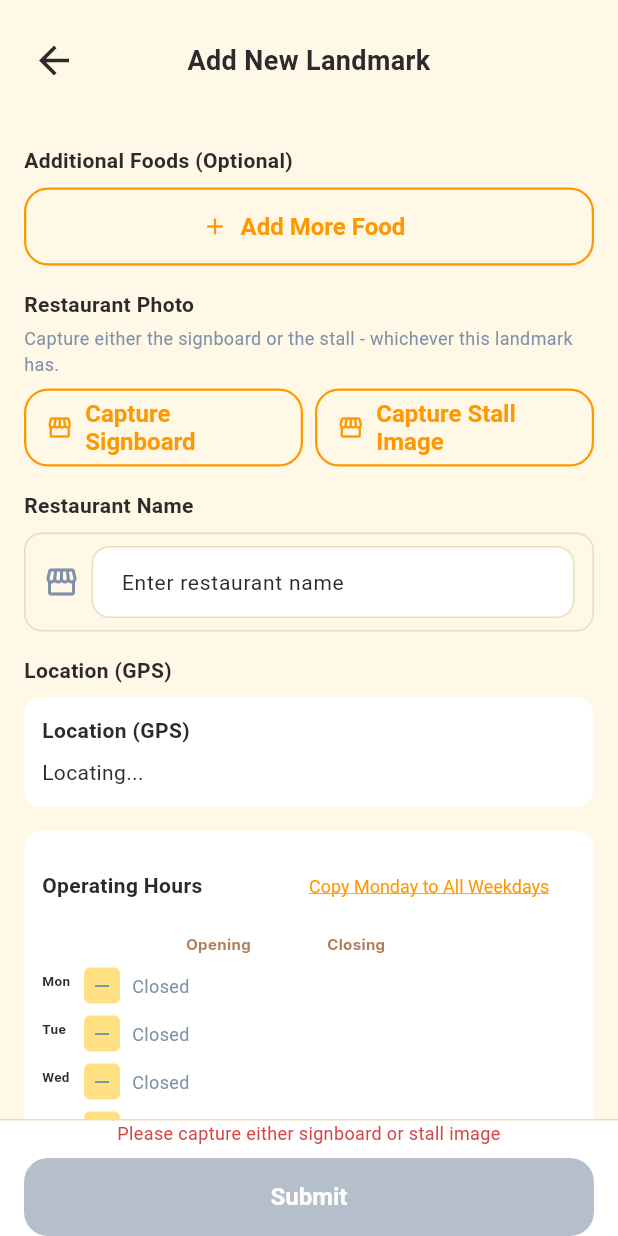
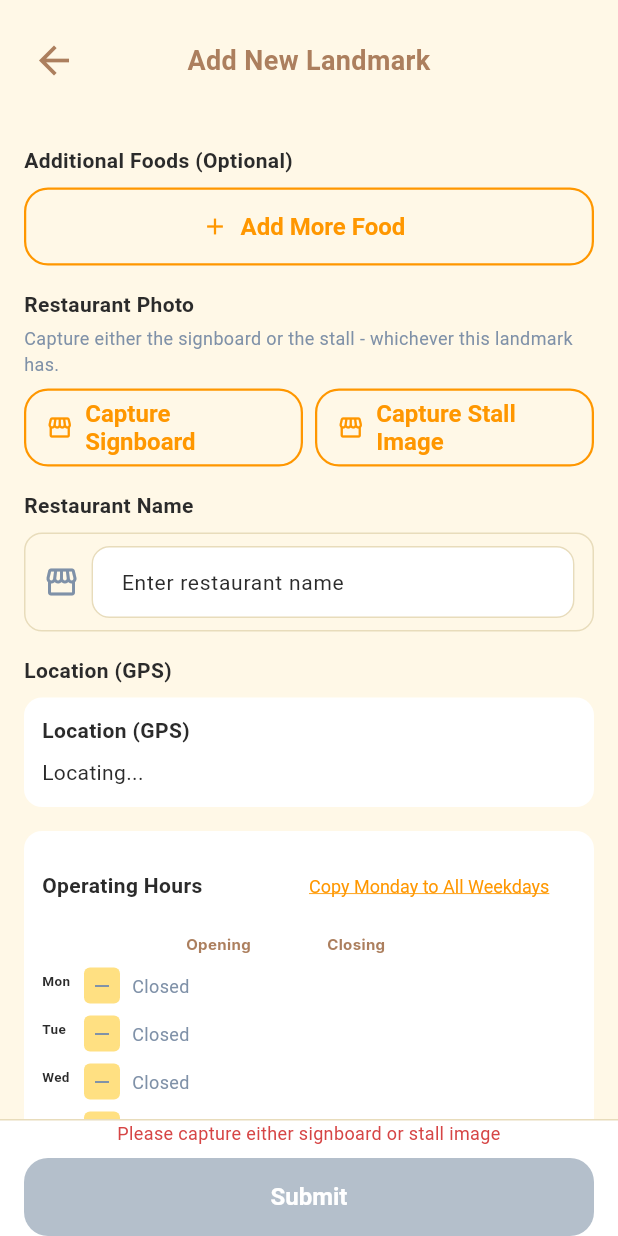
Before and after one commit to LeeJTing/rasa_route_collaborative_development, a Flutter app: the AddLandmarkView screen opened by its route, on a phone screen of 412 x 824 dp. Run offline on Flutter 3.47's test engine with Material 3 defaults, Android fonts, the phone set to English and light mode, and no system bars; our stand-ins replace camera, flutter_dotenv, flutter_map, geolocator, google_fonts, image_picker and 2 more; accounts and stored records are empty.

Commit message:
Fix - App Bar Color Changed

```diff
--- a/lib/views/common_widgets/app_top_bar.dart
+++ b/lib/views/common_widgets/app_top_bar.dart
@@ -111,7 +111,9 @@ class AppTopBar extends StatelessWidget implements PreferredSizeWidget {
                         maxLines: 1,
                         overflow: TextOverflow.ellipsis,
                         textAlign: TextAlign.center,
-                        style: AppTextStyles.titleLarge,
+                        style: AppTextStyles.titleLarge.copyWith(
+                          color: AppColors.accentBrown,
+                        ),
                       ),
                       if (subtitle != null)
                         Text(
@@ -119,7 +121,9 @@ class AppTopBar extends StatelessWidget implements PreferredSizeWidget {
                           maxLines: 1,
                           overflow: TextOverflow.ellipsis,
                           textAlign: TextAlign.center,
-                          style: AppTextStyles.bodySmall,
+                          style: AppTextStyles.bodySmall.copyWith(
+                            color: AppColors.accentBrown,
+                          ),
                         ),
                     ],
                   ),
@@ -160,7 +164,7 @@ class _BarIconButton extends StatelessWidget {
         child: Icon(
           icon,
           size: AppSizes.appBarIconSize,
-          color: AppColors.textPrimary,
+          color: AppColors.accentBrown,
         ),
       ),
     );
@@ -200,7 +204,7 @@ class _ProfileAvatar extends StatelessWidget {
                   ? const Icon(
                       Icons.person_outline,
                       size: 20,
-                      color: AppColors.textSecondary,
+                      color: AppColors.accentBrown,
                     )
                   : Image.network(
                       imageUrl!,
@@ -208,7 +212,7 @@ class _ProfileAvatar extends StatelessWidget {
                       errorBuilder: (_, _, _) => const Icon(
                         Icons.person_outline,
                         size: 20,
-                        color: AppColors.textSecondary,
+                        color: AppColors.accentBrown,
                       ),
                     ),
             ),
```
